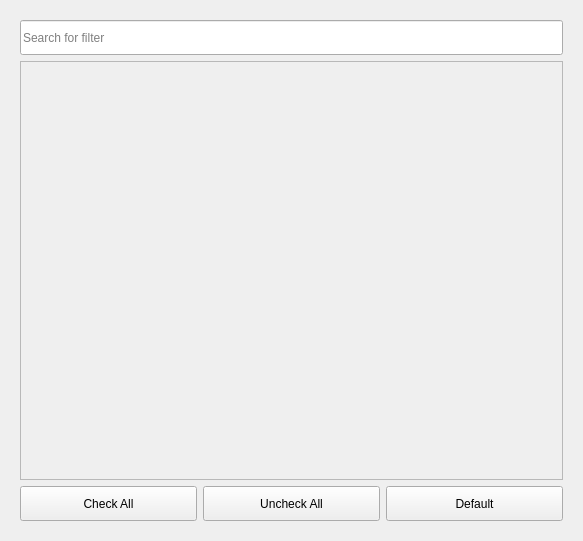
ligerr13/PE_Spectroradiometer, file src/ui/data_table_filter.ui: the form before one commit.
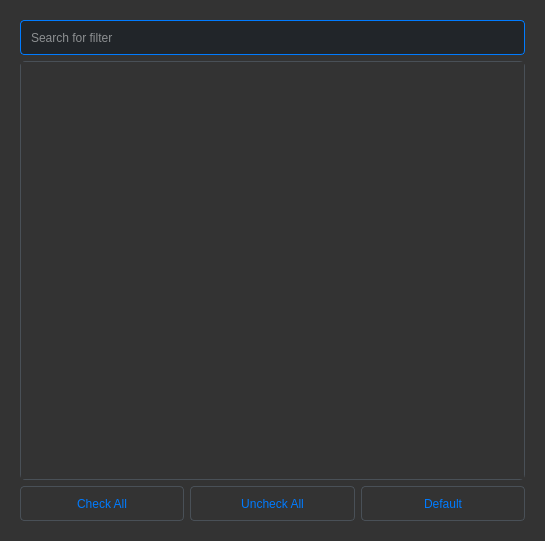
The form after the commit.

What changed in the file:
```diff
--- a/src/ui/data_table_filter.ui
+++ b/src/ui/data_table_filter.ui
@@ -6,13 +6,123 @@
    <rect>
     <x>0</x>
     <y>0</y>
-    <width>583</width>
+    <width>545</width>
     <height>541</height>
    </rect>
   </property>
+  <property name="minimumSize">
+   <size>
+    <width>0</width>
+    <height>0</height>
+   </size>
+  </property>
   <property name="windowTitle">
    <string>Form</string>
   </property>
+  <property name="styleSheet">
+   <string notr="true">/*
+======================================================
+1. QFrame (Általános konténer / A Dropdown fő kerete)
+======================================================
+*/
+
+QFrame {
+    /* Ez a stílus vonatkozik a Dropdown fő keretére, 
+       ÉS az összes többi QFrame-re is az alkalmazásban. */
+    background-color:  rgb(51,51,51); /* Sidebar háttér */
+    border: 1px solid #495057; /* Közepes szürke keret */
+    border-radius: 5px;
+}
+
+QWidget {
+background-color: rgb(51,51,51);
+}
+/*
+======================================================
+2. QPushButton (Általános gombok / Ikon gombok és Gyorsgombok)
+======================================================
+*/
+
+QPushButton {
+    /* Minden gomb alapstílusa: Gyorsgombok és az Ikon Gomb (gear) is */
+    background: none;
+    border: 1px solid #495057; 
+    border-radius: 4px;
+    color: #007bff; /* Kék szöveg/ikon */
+}
+
+QPushButton:hover {
+    background-color: #343a40; /* Hover: Sötétebb háttér */
+    color: white;
+    border-color: white;
+}
+
+/*
+======================================================
+3. QLineEdit (Keresőmező)
+======================================================
+*/
+
+QLineEdit {
+    border: 1px solid #007bff; /* Kék keret */
+    border-radius: 4px;
+    background-color: #212529; /* Sötét háttér */
+    color: #f8f9fa;            /* Fehér szöveg */
+    padding: 8px; /* Belső margó */
+}
+
+/*
+======================================================
+4. QLabel (Számláló és Kategória Címek)
+======================================================
+*/
+
+QLabel {
+    /* A Kategória Címek (pl. &quot;Mérés Alapadatai&quot;) */
+    font-weight: bold;
+    color: #007bff; /* Kék kiemelés */
+}
+
+/* Különleges stílus a Számláló Jelvényhez, ha egyedi kezelést igényel */
+/* Megjegyzés: A színt a kódnak kell beállítania, ha QLabel az alapja. */
+/* Példa: Ha a jelvénynek kereknek és vörösnek kell lennie: */
+/*
+QLabel[property=&quot;badge&quot;] {
+    background-color: #dc3545;
+    border-radius: 12px;
+    color: #f8f9fa;
+    font-weight: bold;
+}
+*/
+
+/*
+======================================================
+5. QCheckBox (Fájl/Oszlop kiválasztás)
+======================================================
+*/
+
+QCheckBox {
+    color: #f8f9fa; /* Fehér szöveg */
+    spacing: 8px;   
+}
+
+QCheckBox:hover {
+    background-color: #343a40; 
+    color: white;
+}
+
+QCheckBox::indicator {
+    width: 13px;
+    height: 13px;
+    border: 1px solid #495057;
+    background-color: #212529;
+}
+
+QCheckBox::indicator:checked {
+    background-color: #007bff; /* Kék, ha be van pipálva */
+    border: 1px solid #007bff;
+}</string>
+  </property>
   <layout class="QGridLayout" name="gridLayout">
    <item row="0" column="0">
     <widget class="QWidget" name="widget" native="true">
@@ -27,8 +137,8 @@
           <rect>
            <x>0</x>
            <y>0</y>
-           <width>545</width>
-           <height>421</height>
+           <width>507</width>
+           <height>420</height>
           </rect>
          </property>
          <layout class="QHBoxLayout" name="horizontalLayout"/>
```
